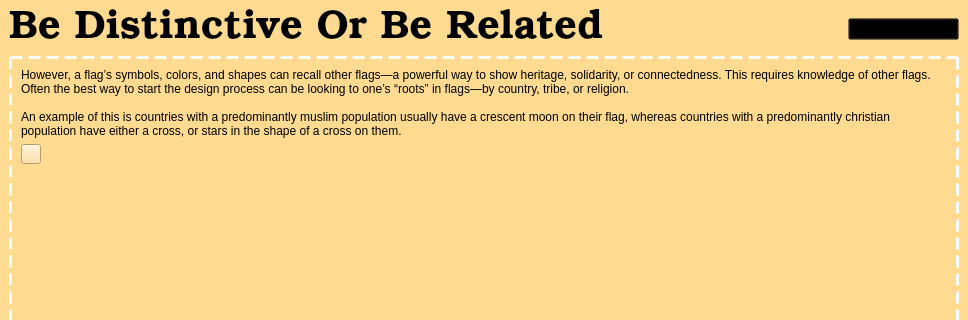
Before: the Qt Designer form bedistinctiveorrelatedlesson.ui in zxjorge/EDApp, drawn with Qt 5; both pictures show x 0 to 968 and y 0 to 320 of the 968 by 602 pixel window.
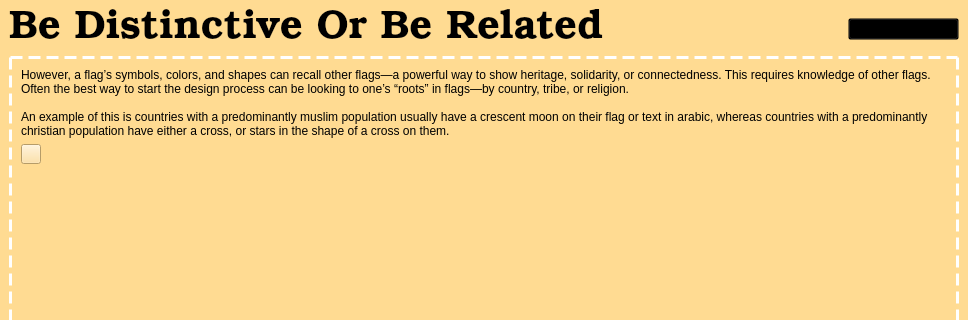
After: the same form once the commit is applied. The open tabs and pages were chosen to show the change. Icons and pictures are not drawn.

Commit message: added another line of text in BDOR lesson

What changed in the file:
```diff
--- a/bedistinctiveorrelatedlesson.ui
+++ b/bedistinctiveorrelatedlesson.ui
@@ -439,7 +439,7 @@
                <property name="text">
                 <string>However, a flag’s symbols, colors, and shapes can recall other flags—a powerful way to show heritage, solidarity, or connectedness. This requires knowledge of other flags. Often the best way to start the design process can be looking to one’s “roots” in flags—by country, tribe, or religion. 
  
-An example of this is countries with a predominantly muslim population usually have a crescent moon on their flag, whereas countries with a predominantly christian population have either a cross, or stars in the shape of a cross on them.</string>
+An example of this is countries with a predominantly muslim population usually have a crescent moon on their flag or text in arabic, whereas countries with a predominantly christian population have either a cross, or stars in the shape of a cross on them.</string>
                </property>
                <property name="alignment">
                 <set>Qt::AlignLeading|Qt::AlignLeft|Qt::AlignTop</set>
```
